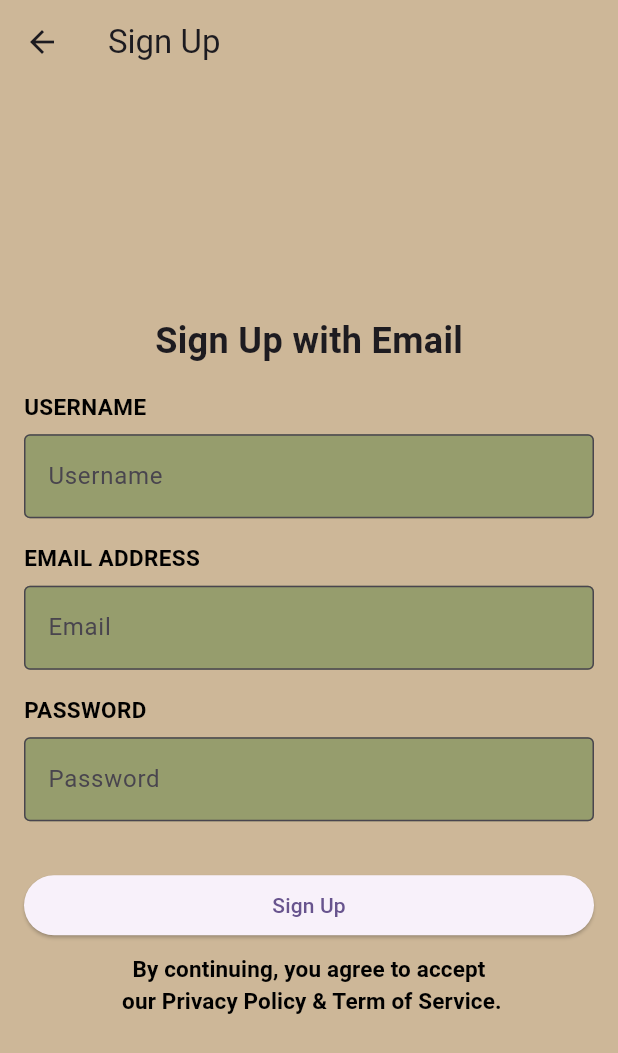
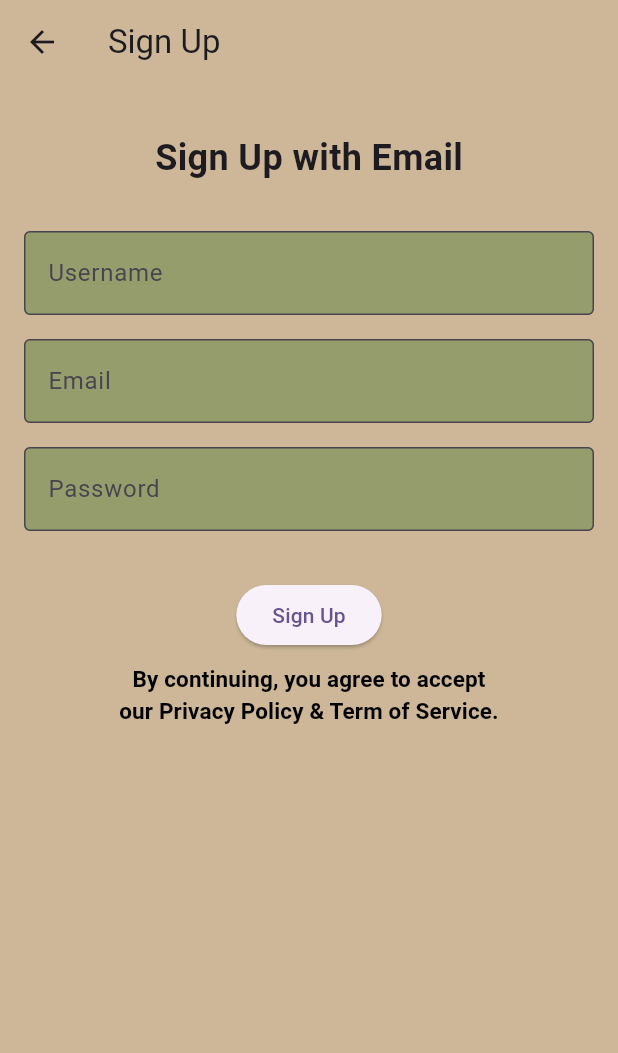
Before and after one commit to hoanganhnguyen1198/auslan_translator_app, a Flutter app: the SignupScreen screen opened by its route, on a phone screen of 412 x 824 dp. Shown: the top 1053 px of the screen. Run offline on Flutter 3.47's test engine with Material 3 defaults, Android fonts, the phone set to English and light mode, and no system bars; our stand-ins replace shared_preferences, sizer; accounts and stored records are empty.

Commit message:
signup navigates to login, add password recovery screen, change the mainAuth page the location of login and signup

```diff
--- a/lib/main.dart
+++ b/lib/main.dart
@@ -1,3 +1,4 @@
+import 'package:csit998_capstone_g16/screens/auth/PasswordRecoveryScreen.dart';
 import 'package:csit998_capstone_g16/screens/auth/mainAuth.dart';
 import 'package:csit998_capstone_g16/utils/colors.dart';
 import 'package:flutter/material.dart';
@@ -29,6 +30,7 @@
             '/': (context) => const MainAuthScreen(),
             '/login': (context) => const LoginScreen(),
             '/signup': (context) => SignupScreen(),
+            '/reset': (context) => PasswordRecoveryScreen(),
           },
           initialRoute: '/'
         );
--- a/lib/screens/auth/loginScreen.dart
+++ b/lib/screens/auth/loginScreen.dart
@@ -131,8 +131,7 @@ class _LoginScreenState extends State<LoginScreen> {
 
             TextButton(
               onPressed: () {
-                  // Handle forgot password action
-                  // Navigate to the reset password page or show a dialog
+                  Navigator.pushNamed(context, '/reset');
               },
               child: Text(
                 'Forgot your password?',
--- a/lib/screens/auth/signupScreen.dart
+++ b/lib/screens/auth/signupScreen.dart
@@ -1,36 +1,65 @@
 import 'package:flutter/material.dart';
+import 'package:shared_preferences/shared_preferences.dart';
 import 'package:csit998_capstone_g16/utils/colors.dart';
-import 'package:shared_preferences/shared_preferences.dart';
 
 class SignupScreen extends StatefulWidget {
   @override
   _SignupScreenState createState() => _SignupScreenState();
 }
+
 class _SignupScreenState extends State<SignupScreen> {
   final _usernameController = TextEditingController();
   final _emailController = TextEditingController();
   final _passwordController = TextEditingController();
 
   Future<void> _saveSignupInfo() async {
+    if (!_validatePassword(_passwordController.text)) {
+      ScaffoldMessenger.of(context).showSnackBar(
+        SnackBar(content: Text('Password must include at least 8 characters, including uppercase, lowercase, digit, and special characters.')),
+      );
+      return;
+    }
+
+    if (!(await _isUsernameUnique(_usernameController.text))) {
+      ScaffoldMessenger.of(context).showSnackBar(
+        SnackBar(content: Text('Username is already taken. Please choose another one.')),
+      );
+      return;
+    }
+
     final prefs = await SharedPreferences.getInstance();
     await prefs.setString('username', _usernameController.text);
     await prefs.setString('email', _emailController.text);
     await prefs.setString('password', _passwordController.text);
-
-    print('Username: ${prefs.getString('username')}');
-    print('Email: ${prefs.getString('email')}');
-    print('password: ${prefs.getString('password')}');
+    await _saveUsername(_usernameController.text);
 
     ScaffoldMessenger.of(context).showSnackBar(
       SnackBar(content: Text('Signup info saved!')),
     );
   }
 
+  bool _validatePassword(String password) {
+    Pattern pattern =
+        r'^(?=.*[a-z])(?=.*[A-Z])(?=.*\d)(?=.*[\$\@\$!%*?&])[A-Za-z\d\$\@\$!%*?&]{8,}';
+    RegExp regex = RegExp(pattern.toString());
+    return regex.hasMatch(password);
+  }
 
+  Future<bool> _isUsernameUnique(String username) async {
+    final prefs = await SharedPreferences.getInstance();
+    final allUsernames = prefs.getStringList('usernames') ?? [];
+    return !allUsernames.contains(username);
+  }
+
+  Future<void> _saveUsername(String username) async {
+    final prefs = await SharedPreferences.getInstance();
+    final allUsernames = prefs.getStringList('usernames') ?? [];
+    allUsernames.add(username);
+    await prefs.setStringList('usernames', allUsernames);
+  }
 
   @override
   Widget build(BuildContext context) {
-
     return Scaffold(
       appBar: AppBar(
         leading: IconButton(
@@ -44,34 +73,17 @@ class _SignupScreenState extends State<SignupScreen> {
       ),
       body: Container(
         color: bgColor,
+        child: SingleChildScrollView(
+          padding: EdgeInsets.symmetric(horizontal: 16.0),
           child: Column(
             mainAxisAlignment: MainAxisAlignment.center,
             children: [
-            Padding(
-              padding: const EdgeInsets.all(16.0),
-              child: Text(
+              SizedBox(height: 32),
+              Text(
                 'Sign Up with Email',
-                style: TextStyle(
-                  fontSize: 24,
-                  fontWeight: FontWeight.bold,
+                style: TextStyle(fontSize: 24, fontWeight: FontWeight.bold),
               ),
-              ),
-            ),
-            Padding(
-              padding: const EdgeInsets.symmetric(horizontal: 16.0),
-              child: Column(
-                crossAxisAlignment: CrossAxisAlignment.start,
-                children: [
-                  Text(
-                    'USERNAME',
-                    textAlign: TextAlign.left,
-                    style: TextStyle(
-                      color: Colors.black,
-                      fontSize: 15,
-                      fontWeight: FontWeight.bold,
-                    ),
-                  ),
-                  SizedBox(height: 8),
+              SizedBox(height: 32),
               TextField(
                 controller: _usernameController,
                 decoration: InputDecoration(
@@ -81,25 +93,7 @@ class _SignupScreenState extends State<SignupScreen> {
                   fillColor: tfColor,
                 ),
               ),
-                ],
-              ),
-            ),
               SizedBox(height: 16),
-            Padding(
-              padding: const EdgeInsets.symmetric(horizontal: 16.0),
-              child: Column(
-                crossAxisAlignment: CrossAxisAlignment.start,
-                children: [
-                  Text(
-                    'EMAIL ADDRESS',
-                    textAlign: TextAlign.left,
-                    style: TextStyle(
-                      color: Colors.black,
-                      fontSize: 15,
-                      fontWeight: FontWeight.bold,
-                    ),
-                  ),
-                  SizedBox(height: 8),
               TextField(
                 controller: _emailController,
                 decoration: InputDecoration(
@@ -109,25 +103,7 @@ class _SignupScreenState extends State<SignupScreen> {
                   fillColor: tfColor,
                 ),
               ),
-                ],
-              ),
-            ),
               SizedBox(height: 16),
-            Padding(
-              padding: const EdgeInsets.symmetric(horizontal: 16.0),
-              child: Column(
-                crossAxisAlignment: CrossAxisAlignment.start,
-                children: [
-                  Text(
-                    'PASSWORD',
-                    textAlign: TextAlign.left,
-                    style: TextStyle(
-                      color: Colors.black,
-                      fontSize: 15,
-                      fontWeight: FontWeight.bold,
-                    ),
-                  ),
-                  SizedBox(height: 8),
               TextField(
                 controller: _passwordController,
                 obscureText: true,
@@ -136,33 +112,26 @@ class _SignupScreenState extends State<SignupScreen> {
                   border: OutlineInputBorder(),
                   filled: true,
                   fillColor: tfColor,
-                    ),
-                  ),
-                ],
+                  errorText: _passwordController.text.isNotEmpty && !_validatePassword(_passwordController.text) ? 'Invalid format' : null,
                 ),
               ),
               SizedBox(height: 32),
-            Padding(
-              padding: const EdgeInsets.symmetric(horizontal: 16.0),
-              child: SizedBox(
-                width: double.infinity, // Make button the same width as TextField
-                child: ElevatedButton(
+              ElevatedButton(
                 onPressed: () {
                   _saveSignupInfo();
+                  Navigator.pushNamed(context, '/login');
                 },
+                child: Text('Sign Up'),
                 style: ElevatedButton.styleFrom(
-                  ),
-                  child: Text('Sign Up'),
-                ),
+                  //style
                 ),
               ),
               TextButton(
                 onPressed: () {
-                // Handle forgot password action
-                // Navigate to the reset password page or show a dialog
+                  // Handle the link to terms and conditions
                 },
                 child: Text(
-                'By continuing, you agree to accept \n our Privacy Policy & Term of Service.',
+                  'By continuing, you agree to accept \nour Privacy Policy & Term of Service.',
                   textAlign: TextAlign.center,
                   style: TextStyle(
                     color: Colors.black,
@@ -174,6 +143,7 @@ class _SignupScreenState extends State<SignupScreen> {
             ],
           ),
         ),
+      ),
     );
   }
 }
```
Also changed, not shown: lib/screens/auth/PasswordRecoveryScreen.dart (added, +49 -0 lines), lib/screens/auth/mainAuth.dart (+4 -4 lines), pubspec.lock, 7 other files. Lines whose indentation alone changed are shown as unchanged.
